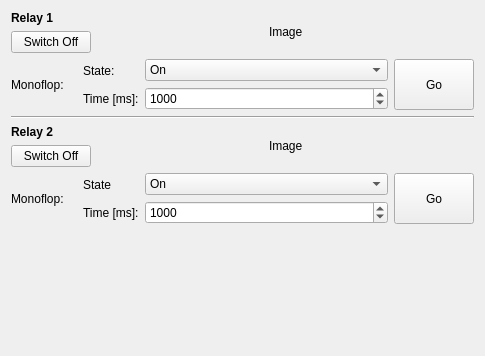
Tinkerforge/brickv, file src/brickv/plugin_system/plugins/dual_relay/ui/dual_relay.ui: the form before one commit.
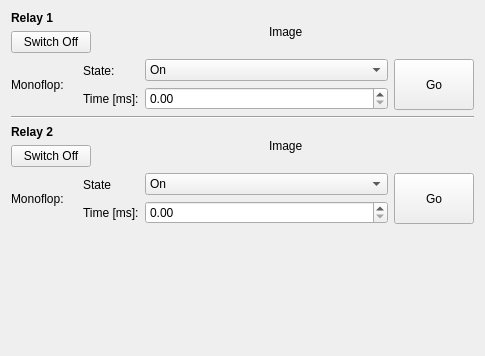
The form after the commit.

Commit message:
monoflop: Switch from QSpinBox to QDoubleSpinBox for uint32 value range
QSpinBox can handle int32 value range only.

Patch:
```diff
--- a/src/brickv/plugin_system/plugins/dual_relay/ui/dual_relay.ui
+++ b/src/brickv/plugin_system/plugins/dual_relay/ui/dual_relay.ui
@@ -136,22 +136,13 @@
           </widget>
          </item>
          <item>
-          <widget class="QSpinBox" name="time1_spinbox">
+          <widget class="QDoubleSpinBox" name="time1_spinbox">
            <property name="sizePolicy">
             <sizepolicy hsizetype="Minimum" vsizetype="Preferred">
              <horstretch>1</horstretch>
              <verstretch>0</verstretch>
             </sizepolicy>
            </property>
-           <property name="minimum">
-            <number>1</number>
-           </property>
-           <property name="maximum">
-            <number>2147483647</number>
-           </property>
-           <property name="value">
-            <number>1000</number>
-           </property>
           </widget>
          </item>
         </layout>
@@ -311,22 +302,13 @@
           </widget>
          </item>
          <item>
-          <widget class="QSpinBox" name="time2_spinbox">
+          <widget class="QDoubleSpinBox" name="time2_spinbox">
            <property name="sizePolicy">
             <sizepolicy hsizetype="Minimum" vsizetype="Preferred">
              <horstretch>0</horstretch>
              <verstretch>0</verstretch>
             </sizepolicy>
            </property>
-           <property name="minimum">
-            <number>1</number>
-           </property>
-           <property name="maximum">
-            <number>2147483647</number>
-           </property>
-           <property name="value">
-            <number>1000</number>
-           </property>
           </widget>
          </item>
         </layout>
```
The commit also changes 12 other files.
